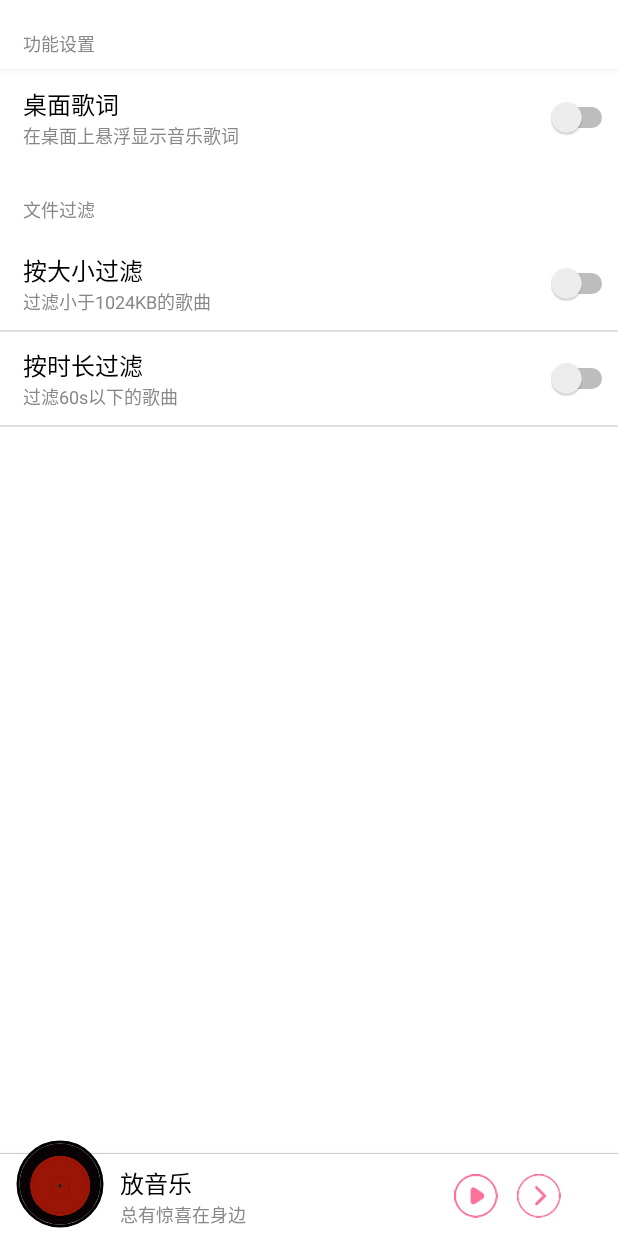
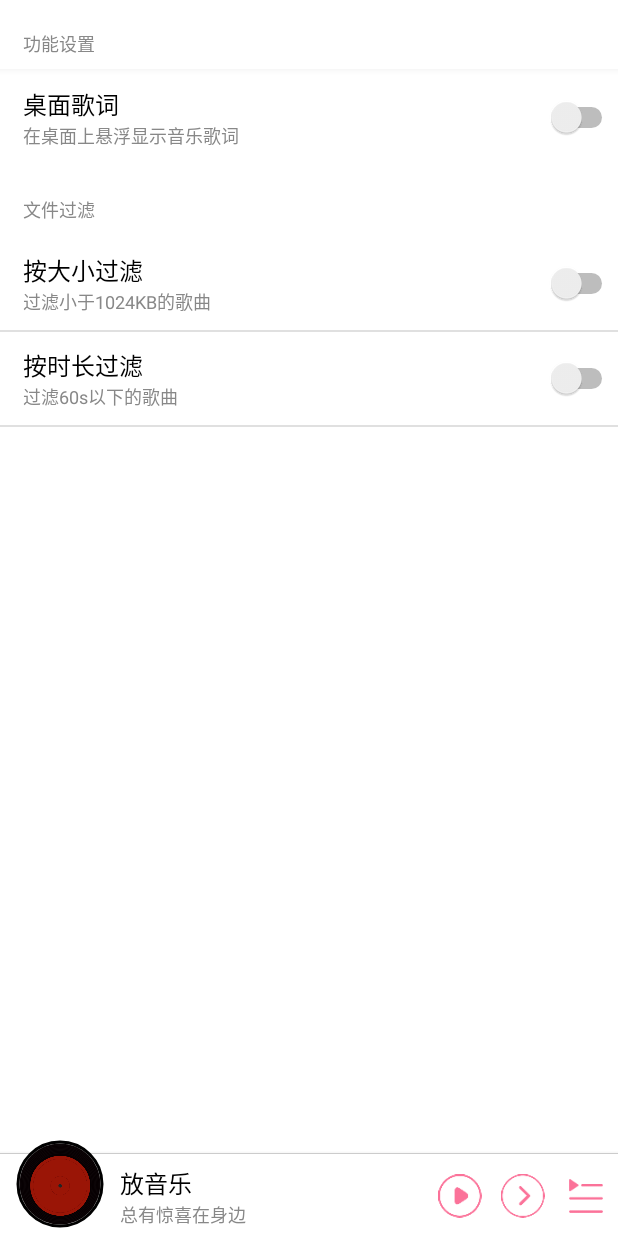
Before and after one commit to xuelang201201/FunMusic, an Android app: the fragment SettingFragment placed in its activity, on a phone screen of 412 x 824 dp. Run offline under Robolectric (Android 15) with nearby library versions, the phone set to English and light mode, and no system bars; our stand-ins replace ButterKnife, CircleImageView; libraries missing offline, so code that uses them is left out: com.flyco.tablayout; pictures from the network do not load; Roboto replaces fonts that are not available here; 1 statement that could not run was skipped.

Commit message:
更新播放条

```diff
--- a/app/src/main/java/com/charles/funmusic/activity/MusicActivity.java
+++ b/app/src/main/java/com/charles/funmusic/activity/MusicActivity.java
@@ -71,6 +71,8 @@ public class MusicActivity extends BaseActivity implements OnPlayerEventListener
     TextView mPlayBarArtist;
     @BindView(R.id.play_bar_title)
     TextView mPlayBarTitle;
+    @BindView(R.id.play_bar_playlist)
+    ImageView mPlayBarPlaylist;
     @BindView(R.id.activity_music_play_bar)
     View mPlayBar;
     @BindView(R.id.toolbar_tabs)
@@ -426,7 +428,7 @@ public class MusicActivity extends BaseActivity implements OnPlayerEventListener
     }
 
     @OnClick({R.id.toolbar_menu, R.id.toolbar_search, R.id.activity_music_play_bar,
-            R.id.play_bar_next, R.id.play_bar_play_or_pause})
+            R.id.play_bar_next, R.id.play_bar_play_or_pause, R.id.play_bar_playlist})
     public void doClick(View v) {
         switch (v.getId()) {
             case R.id.toolbar_menu:
@@ -448,7 +450,15 @@ public class MusicActivity extends BaseActivity implements OnPlayerEventListener
             case R.id.play_bar_next:
                 next();
                 break;
+
+            case R.id.play_bar_playlist:
+                showPlayList();
+                break;
         }
+    }
+
+    private void showPlayList() {
+
     }
 
     /**
--- a/app/src/main/res/layout/play_bar_view.xml
+++ b/app/src/main/res/layout/play_bar_view.xml
@@ -52,7 +52,7 @@
         <LinearLayout
             android:layout_width="0dp"
             android:layout_height="wrap_content"
-            android:layout_weight="2"
+            android:layout_weight="1"
             android:orientation="vertical">
 
             <com.charles.funmusic.widget.MarqueeTextView
@@ -79,9 +79,8 @@
         </LinearLayout>
 
         <LinearLayout
-            android:layout_width="0dp"
+            android:layout_width="wrap_content"
             android:layout_height="wrap_content"
-            android:layout_weight="1"
             android:orientation="horizontal">
 
             <ImageView
@@ -105,6 +104,17 @@
                 android:scaleX="0.9"
                 android:scaleY="0.9"
                 android:src="@drawable/selector_play_bar_next"/>
+
+            <ImageView
+                android:id="@+id/play_bar_playlist"
+                android:layout_width="match_parent"
+                android:layout_height="match_parent"
+                android:layout_marginEnd="5dp"
+                android:layout_marginRight="5dp"
+                android:contentDescription="@null"
+                android:scaleX="0.8"
+                android:scaleY="0.8"
+                android:src="@drawable/ic_play_bar_playlist"/>
         </LinearLayout>
     </LinearLayout>
 </RelativeLayout>
```
Also changed, not shown: app/src/main/java/com/charles/funmusic/service/PlayService.java (+6 -2 lines), app/src/main/res/drawable-hdpi/ic_play_bar_playlist.png (added), app/src/main/res/drawable-mdpi/ic_play_bar_playlist.png (added), app/src/main/res/drawable-xhdpi/ic_play_bar_playlist.png (added), app/src/main/res/drawable-xxhdpi/ic_play_bar_playlist.png (added).
